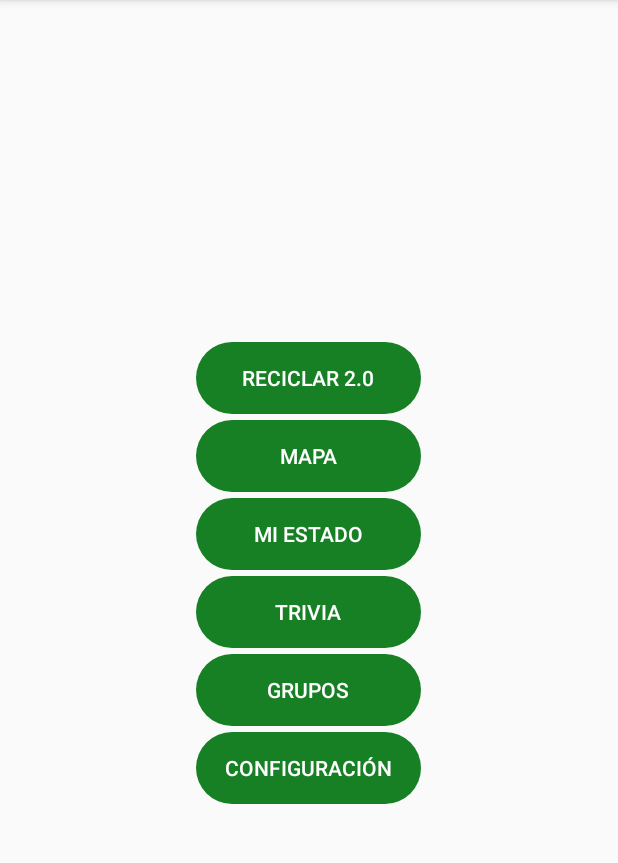
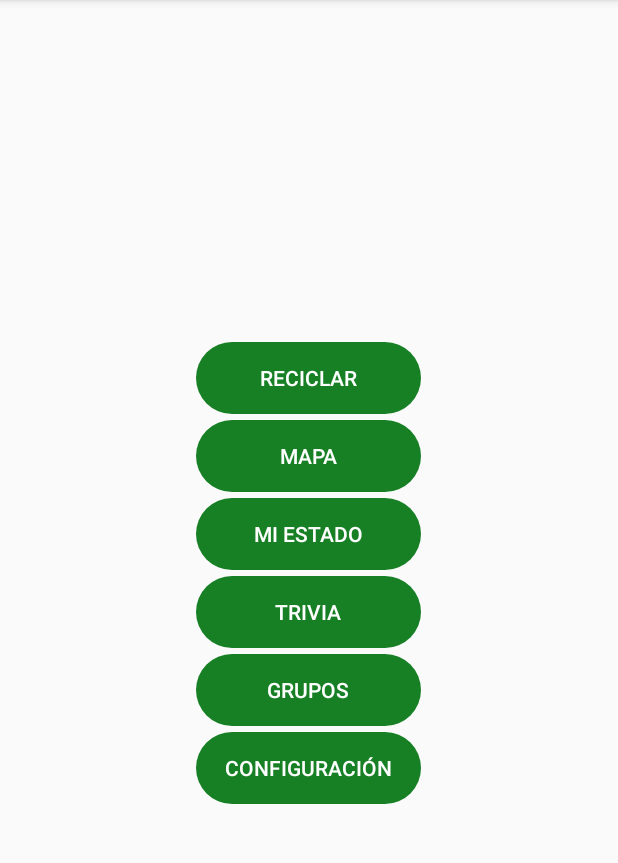
Before and after one commit to ecologiate/ecologiate-app, an Android app: the MenuActivity screen opened directly, with no data from a screen before it, on a phone screen of 412 x 824 dp, the part 84-947 px from its top. Run offline under Robolectric (Android 15) with nearby library versions, the phone set to English and light mode, and no system bars.

Commit message:
retoques escaneo

```diff
--- a/app/src/main/java/com/app/ecologiate/LoginActivity.java
+++ b/app/src/main/java/com/app/ecologiate/LoginActivity.java
@@ -135,7 +135,7 @@ public class LoginActivity extends AppCompatActivity implements LoaderCallbacks<
             }
             @Override
             public void onError(FacebookException exception) {
-                Log.d(LoginActivity.class.getCanonicalName(), exception.getMessage());
+                Log.e(LoginActivity.class.getCanonicalName(), exception.getMessage());
                 Toast.makeText(getApplicationContext(), "ERROR: "+exception.getMessage(), Toast.LENGTH_LONG).show();
             }
         });
--- a/app/src/main/java/com/app/ecologiate/MenuActivity.java
+++ b/app/src/main/java/com/app/ecologiate/MenuActivity.java
@@ -8,7 +8,6 @@ import android.widget.Button;
 
 public class MenuActivity extends AppCompatActivity {
 
-    Button reciclarOld;
     Button reciclar;
 
     @Override
--- a/app/src/main/java/com/app/ecologiate/ResultadoActivity.java
+++ b/app/src/main/java/com/app/ecologiate/ResultadoActivity.java
@@ -18,7 +18,6 @@ public class ResultadoActivity extends AppCompatActivity {
         resutadoIntent.putExtra("categoria", categoria);
         resutadoIntent.putExtra("material", material);
         resutadoIntent.putExtra("impacto", impacto);
-        resutadoIntent.addFlags(Intent.FLAG_ACTIVITY_CLEAR_TOP);
         return resutadoIntent;
     }
 
--- a/app/src/main/java/com/app/ecologiate/ScanActivity.java
+++ b/app/src/main/java/com/app/ecologiate/ScanActivity.java
@@ -1,13 +1,13 @@
 package com.app.ecologiate;
 
 import android.content.pm.PackageManager;
+import android.content.res.ColorStateList;
 import android.graphics.Color;
 import android.support.design.widget.FloatingActionButton;
 import android.support.v7.app.AppCompatActivity;
 import android.os.Bundle;
 import android.view.KeyEvent;
 import android.view.View;
-import android.widget.Button;
 
 import com.journeyapps.barcodescanner.CaptureManager;
 import com.journeyapps.barcodescanner.DecoratedBarcodeView;
@@ -95,14 +95,14 @@ public class ScanActivity extends AppCompatActivity implements
     @Override
     public void onTorchOn() {
         flashLightOn = true;
-        switchFlashlightButton.setBackgroundColor(Color.TRANSPARENT);
+        switchFlashlightButton.setBackgroundTintList(ColorStateList.valueOf(Color.YELLOW));
         //switchFlashlightButton.setText(R.string.turn_off_flashlight);
     }
 
     @Override
     public void onTorchOff() {
         flashLightOn = false;
-        switchFlashlightButton.setBackgroundColor(Color.WHITE);
+        switchFlashlightButton.setBackgroundTintList(ColorStateList.valueOf(Color.WHITE));
         //switchFlashlightButton.setText(R.string.turn_on_flashlight);
     }
 }
--- a/app/src/main/res/layout/activity_alta_producto.xml
+++ b/app/src/main/res/layout/activity_alta_producto.xml
@@ -10,7 +10,6 @@
     android:paddingLeft="@dimen/activity_horizontal_margin"
     android:paddingRight="@dimen/activity_horizontal_margin"
     android:paddingTop="@dimen/activity_vertical_margin"
-    app:layout_scrollFlags="scroll"
     tools:context="com.app.ecologiate.AltaProductoActivity">
 
 
--- a/app/src/main/res/layout/activity_menu.xml
+++ b/app/src/main/res/layout/activity_menu.xml
@@ -4,10 +4,18 @@
     xmlns:tools="http://schemas.android.com/tools"
     android:layout_width="match_parent"
     android:layout_height="match_parent"
+    tools:context="com.app.ecologiate.MenuActivity">
+
+    <ScrollView
+        android:layout_width="match_parent"
+        android:layout_height="match_parent"
+        android:fillViewport="true">
+
+        <LinearLayout
+            android:layout_width="match_parent"
+            android:layout_height="match_parent"
             android:gravity="center"
-    android:orientation="vertical"
-    app:layout_scrollFlags="scroll"
-    tools:context="com.app.ecologiate.MenuActivity">
+            android:orientation="vertical">
 
             <Button
                 android:id="@+id/btnMenuReciclar"
@@ -17,9 +25,9 @@
                 android:background="@drawable/borde_redondo"
                 android:paddingEnd="10dp"
                 android:paddingStart="10dp"
-        android:text="Reciclar 2.0"
+                android:text="Reciclar"
                 android:textColor="@android:color/white"
-        app:backgroundTint="@color/colorBoton" />
+                android:backgroundTint="@color/colorBoton" />
 
             <Button
                 android:id="@+id/btnMenuMapa"
@@ -29,13 +37,13 @@
                 android:layout_marginBottom="4dp"
                 android:text="Mapa"
                 android:textColor="@android:color/white"
-        app:backgroundTint="@color/colorBoton"
+                android:backgroundTint="@color/colorBoton"
                 />
 
             <Button
                 android:id="@+id/btnMenuMiEstado"
                 android:textColor="@android:color/white"
-        app:backgroundTint="@color/colorBoton"
+                android:backgroundTint="@color/colorBoton"
                 android:layout_width="150dp"
                 android:layout_height="wrap_content"
                 android:background="@drawable/borde_redondo"
@@ -45,7 +53,7 @@
             <Button
                 android:id="@+id/btnMenuTrivia"
                 android:textColor="@android:color/white"
-        app:backgroundTint="@color/colorBoton"
+                android:backgroundTint="@color/colorBoton"
                 android:background="@drawable/borde_redondo"
                 android:layout_marginBottom="4dp"
                 android:layout_width="150dp"
@@ -55,7 +63,7 @@
             <Button
                 android:id="@+id/btnMenuGrupos"
                 android:textColor="@android:color/white"
-        app:backgroundTint="@color/colorBoton"
+                android:backgroundTint="@color/colorBoton"
                 android:background="@drawable/borde_redondo"
                 android:layout_marginBottom="4dp"
                 android:layout_width="150dp"
@@ -68,11 +76,12 @@
                 android:layout_height="wrap_content"
                 android:background="@drawable/borde_redondo"
                 android:textColor="@android:color/white"
-        app:backgroundTint="@color/colorBoton"
+                android:backgroundTint="@color/colorBoton"
                 android:layout_marginBottom="4dp"
                 android:paddingEnd="10dp"
                 android:paddingStart="10dp"
                 android:text="Configuración"/>
 
-
         </LinearLayout>
+    </ScrollView>
+</LinearLayout>
--- a/app/src/main/res/layout/activity_producto_no_encontrado.xml
+++ b/app/src/main/res/layout/activity_producto_no_encontrado.xml
@@ -36,7 +36,7 @@
             android:paddingStart="20dp"
             android:text="Alta de Producto"
             android:textColor="@android:color/white"
-            app:backgroundTint="@color/colorBoton" />
+            android:backgroundTint="@color/colorBoton" />
 
         <Button
             android:id="@+id/btnVolverBuscar"
@@ -49,7 +49,7 @@
             android:paddingStart="20dp"
             android:text="Volver a Buscar"
             android:textColor="@android:color/white"
-            app:backgroundTint="@color/colorBoton" />
+            android:backgroundTint="@color/colorBoton" />
 
     </LinearLayout>
 </LinearLayout>
--- a/app/src/main/res/layout/activity_resultado.xml
+++ b/app/src/main/res/layout/activity_resultado.xml
@@ -6,7 +6,6 @@
     android:layout_height="match_parent"
     android:gravity="center"
     android:orientation="vertical"
-    app:layout_scrollFlags="scroll"
     tools:context="com.app.ecologiate.ResultadoActivity">
 
 
@@ -32,7 +31,7 @@
             android:layout_width="wrap_content"
             android:layout_height="wrap_content"
             android:textColor="@android:color/white"
-            app:backgroundTint="@color/colorBoton"
+            android:backgroundTint="@color/colorBoton"
             android:background="@drawable/borde_redondo"
             android:layout_marginBottom="4dp"
             android:text="Reciclar" />
@@ -46,7 +45,7 @@
             android:background="@drawable/borde_redondo"
             android:text="Mapa"
             android:textColor="@android:color/white"
-            app:backgroundTint="@color/colorBoton" />
+            android:backgroundTint="@color/colorBoton" />
 
     </LinearLayout>
 </LinearLayout>
--- a/app/src/main/res/layout/activity_scan.xml
+++ b/app/src/main/res/layout/activity_scan.xml
@@ -6,7 +6,6 @@
     android:layout_height="match_parent"
     android:gravity="center"
     android:orientation="vertical"
-    app:layout_scrollFlags="scroll"
     tools:context="com.app.ecologiate.ScanActivity">
 
 
@@ -27,10 +26,9 @@
             android:id="@+id/switch_flashlight"
             android:layout_width="wrap_content"
             android:layout_height="wrap_content"
-            android:layout_gravity="top|end"
+            android:layout_gravity="bottom|end"
             android:layout_margin="19dp"
             android:onClick="switchFlashlight"
-            android:text="@string/turn_on_flashlight"
             app:backgroundTint="@android:color/white"
             app:fabSize="mini"
             app:srcCompat="@drawable/ic_flash_on_black_24dp" />
--- a/app/src/main/res/layout/activity_test_scan.xml
+++ b/app/src/main/res/layout/activity_test_scan.xml
@@ -21,7 +21,7 @@
         app:layout_constraintRight_toRightOf="parent"
         app:layout_constraintTop_toTopOf="parent"
         android:textColor="@android:color/white"
-        app:backgroundTint="@color/colorBoton"
+        android:backgroundTint="@color/colorBoton"
         android:background="@drawable/borde_redondo"
         />
 
@@ -38,7 +38,7 @@
         app:layout_constraintRight_toRightOf="parent"
         app:layout_constraintTop_toBottomOf="@+id/btn_scan"
         android:textColor="@android:color/white"
-        app:backgroundTint="@color/colorBoton"
+        android:backgroundTint="@color/colorBoton"
         android:background="@drawable/borde_redondo"
         />
 
```
Also changed, not shown: app/build.gradle (+4 -6 lines), app/src/main/java/com/app/ecologiate/ScanHandlerActivity.java (+16 -2 lines), app/src/main/res/layout/custom_barcode_scanner.xml (+0 -8 lines). Lines whose indentation alone changed are shown as unchanged.
